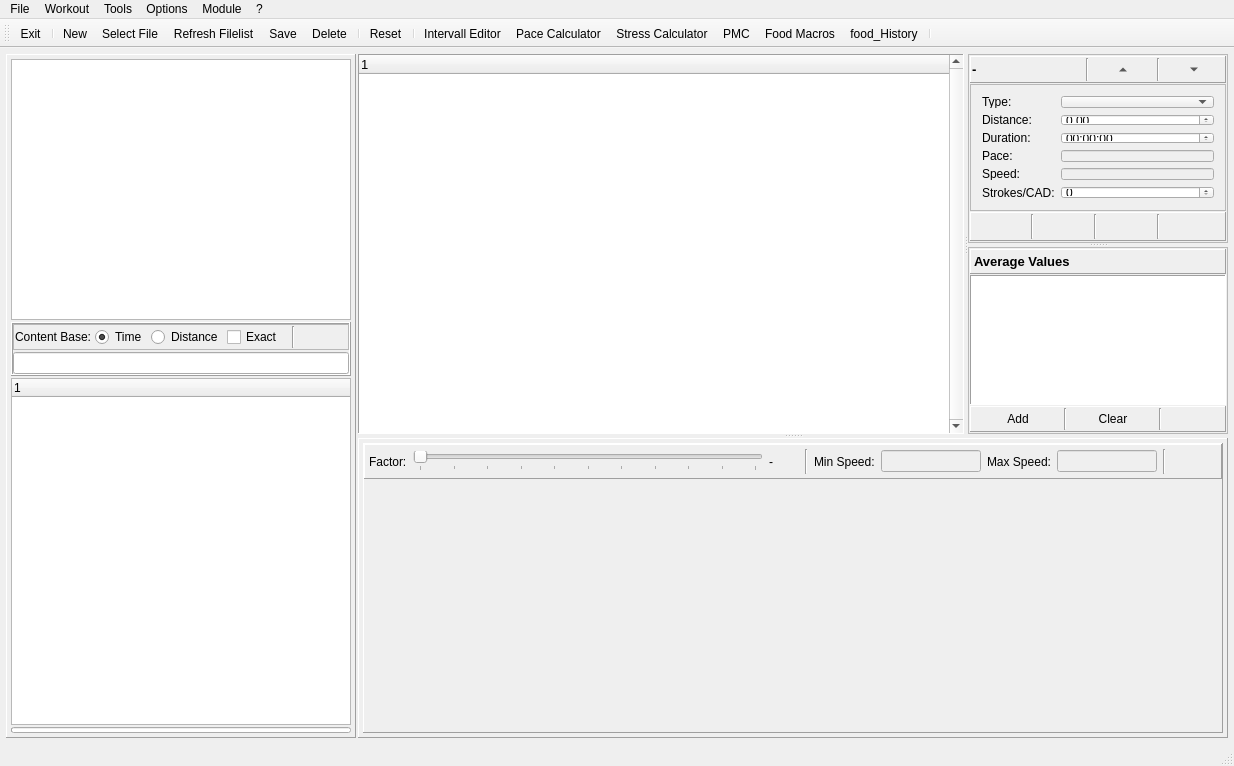
Tria-Andy/WorkoutEditor, file mainwindow.ui: the form before one commit.
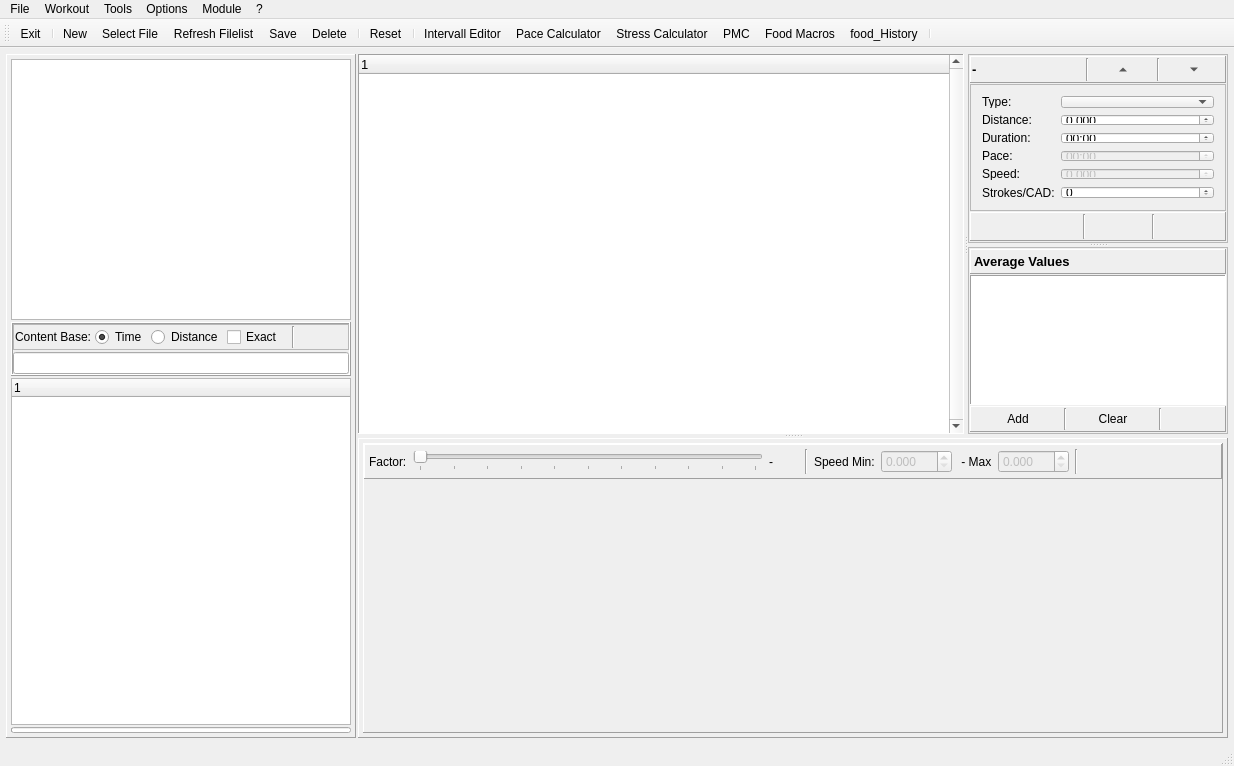
The form after the commit. The open tabs and pages were chosen to show the change. Icons and pictures are not drawn. Custom widgets are drawn as their Qt base class.

```diff
--- a/mainwindow.ui
+++ b/mainwindow.ui
@@ -1248,10 +1248,21 @@
                   </widget>
                  </item>
                  <item row="1" column="1">
-                  <widget class="QDoubleSpinBox" name="doubleSpinBox_intDistance"/>
+                  <widget class="QDoubleSpinBox" name="doubleSpinBox_intDistance">
+                   <property name="decimals">
+                    <number>3</number>
+                   </property>
+                   <property name="maximum">
+                    <double>1999.990000000000009</double>
+                   </property>
+                  </widget>
                  </item>
                  <item row="2" column="1">
-                  <widget class="QTimeEdit" name="timeEdit_intDuration"/>
+                  <widget class="QTimeEdit" name="timeEdit_intDuration">
+                   <property name="displayFormat">
+                    <string>mm:ss</string>
+                   </property>
+                  </widget>
                  </item>
                  <item row="2" column="0">
                   <widget class="QLabel" name="label_9">
@@ -1267,13 +1278,6 @@
                    </property>
                   </widget>
                  </item>
-                 <item row="3" column="1">
-                  <widget class="QLineEdit" name="lineEdit_intPace">
-                   <property name="enabled">
-                    <bool>false</bool>
-                   </property>
-                  </widget>
-                 </item>
                  <item row="4" column="0">
                   <widget class="QLabel" name="label_11">
                    <property name="text">
@@ -1281,13 +1285,6 @@
                    </property>
                   </widget>
                  </item>
-                 <item row="4" column="1">
-                  <widget class="QLineEdit" name="lineEdit_intSpeed">
-                   <property name="enabled">
-                    <bool>false</bool>
-                   </property>
-                  </widget>
-                 </item>
                  <item row="5" column="1">
                   <widget class="QSpinBox" name="spinBox_intCAD"/>
                  </item>
@@ -1298,6 +1295,26 @@
                    </property>
                   </widget>
                  </item>
+                 <item row="3" column="1">
+                  <widget class="QTimeEdit" name="timeEdit_intPace">
+                   <property name="enabled">
+                    <bool>false</bool>
+                   </property>
+                   <property name="displayFormat">
+                    <string>mm:ss</string>
+                   </property>
+                  </widget>
+                 </item>
+                 <item row="4" column="1">
+                  <widget class="QDoubleSpinBox" name="doubleSpinBox_intSpeed">
+                   <property name="enabled">
+                    <bool>false</bool>
+                   </property>
+                   <property name="decimals">
+                    <number>3</number>
+                   </property>
+                  </widget>
+                 </item>
                 </layout>
                </widget>
               </item>
@@ -1378,13 +1395,6 @@
                    </property>
                   </widget>
                  </item>
-                 <item>
-                  <widget class="Line" name="line_20">
-                   <property name="orientation">
-                    <enum>Qt::Vertical</enum>
-                   </property>
-                  </widget>
-                 </item>
                  <item>
                   <widget class="QToolButton" name="toolButton_split">
                    <property name="sizePolicy">
@@ -1393,6 +1403,12 @@
                      <verstretch>0</verstretch>
                     </sizepolicy>
                    </property>
+                   <property name="minimumSize">
+                    <size>
+                     <width>25</width>
+                     <height>25</height>
+                    </size>
+                   </property>
                    <property name="toolTip">
                     <string>Split</string>
                    </property>
@@ -1849,40 +1865,43 @@
                   <item>
                    <widget class="QLabel" name="label_2">
                     <property name="text">
-                     <string>Min Speed:</string>
+                     <string>Speed Min:</string>
                     </property>
                    </widget>
                   </item>
                   <item>
-                   <widget class="QLineEdit" name="lineEdit_polMin">
+                   <widget class="QDoubleSpinBox" name="doubleSpinBox_polMin">
                     <property name="enabled">
                      <bool>false</bool>
                     </property>
-                    <property name="maximumSize">
-                     <size>
-                      <width>100</width>
-                      <height>16777215</height>
-                     </size>
+                    <property name="prefix">
+                     <string/>
+                    </property>
+                    <property name="decimals">
+                     <number>3</number>
+                    </property>
+                    <property name="maximum">
+                     <double>999.990000000000009</double>
                     </property>
                    </widget>
                   </item>
                   <item>
                    <widget class="QLabel" name="label_3">
                     <property name="text">
-                     <string>Max Speed:</string>
+                     <string> - Max</string>
                     </property>
                    </widget>
                   </item>
                   <item>
-                   <widget class="QLineEdit" name="lineEdit_polMax">
+                   <widget class="QDoubleSpinBox" name="doubleSpinBox_polMax">
                     <property name="enabled">
                      <bool>false</bool>
                     </property>
-                    <property name="maximumSize">
-                     <size>
-                      <width>100</width>
-                      <height>16777215</height>
-                     </size>
+                    <property name="decimals">
+                     <number>3</number>
+                    </property>
+                    <property name="maximum">
+                     <double>999.990000000000009</double>
                     </property>
                    </widget>
                   </item>
```
Left out of the diff: 14 changed lines with no effect on the pictures.
